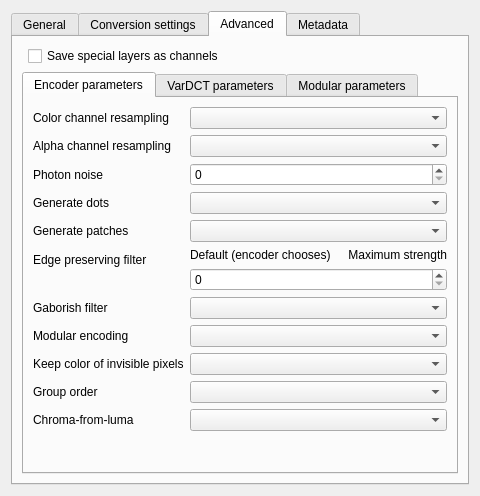
KDE/krita, file plugins/impex/jxl/kis_wdg_options_jpegxl.ui: the form before one commit.
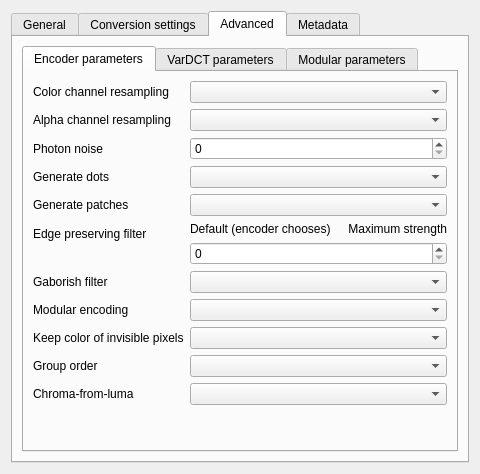
The form after the commit. The open tabs and pages were chosen to show the change. Custom widgets are drawn as their Qt base class.

Commit message:
JPEG-XL: disable special channels read / write
but keep multi-layers functionality

What changed in the file:
```diff
--- a/plugins/impex/jxl/kis_wdg_options_jpegxl.ui
+++ b/plugins/impex/jxl/kis_wdg_options_jpegxl.ui
@@ -11,7 +11,7 @@
     <x>0</x>
     <y>0</y>
     <width>480</width>
-    <height>496</height>
+    <height>474</height>
    </rect>
   </property>
   <property name="minimumSize">
@@ -332,34 +332,6 @@
        <string>Advanced</string>
       </attribute>
       <layout class="QVBoxLayout" name="verticalLayout_3">
-       <item>
-        <widget class="QWidget" name="wdgAdditionalOptions" native="true">
-         <layout class="QFormLayout" name="formLayout_2">
-          <property name="leftMargin">
-           <number>0</number>
-          </property>
-          <property name="topMargin">
-           <number>0</number>
-          </property>
-          <property name="rightMargin">
-           <number>0</number>
-          </property>
-          <property name="bottomMargin">
-           <number>0</number>
-          </property>
-          <item row="0" column="1">
-           <widget class="QCheckBox" name="chkSpcChannels">
-            <property name="toolTip">
-             <string>&lt;html&gt;&lt;head/&gt;&lt;body&gt;&lt;p&gt;When enabled, store the root layer as a base image and specific layers as grayscale extra channels.&lt;/p&gt;&lt;p&gt;The following layers can be stored as extra channels:&lt;br/&gt;&lt;span style=&quot; font-weight:600;&quot;&gt;JXL-Depth&lt;/span&gt; → Depth channel&lt;br/&gt;&lt;span style=&quot; font-weight:600;&quot;&gt;JXL-Thermal&lt;/span&gt; → Thermal channel&lt;br/&gt;&lt;span style=&quot; font-weight:600;&quot;&gt;JXL-SelectionMask&lt;/span&gt; → Selection Mask channel&lt;/p&gt;&lt;/body&gt;&lt;/html&gt;</string>
-            </property>
-            <property name="text">
-             <string>Save special layers as channels</string>
-            </property>
-           </widget>
-          </item>
-         </layout>
-        </widget>
-       </item>
        <item>
         <widget class="QTabWidget" name="advancedParameters">
          <property name="currentIndex">
```
The commit also changes 6 other files.
